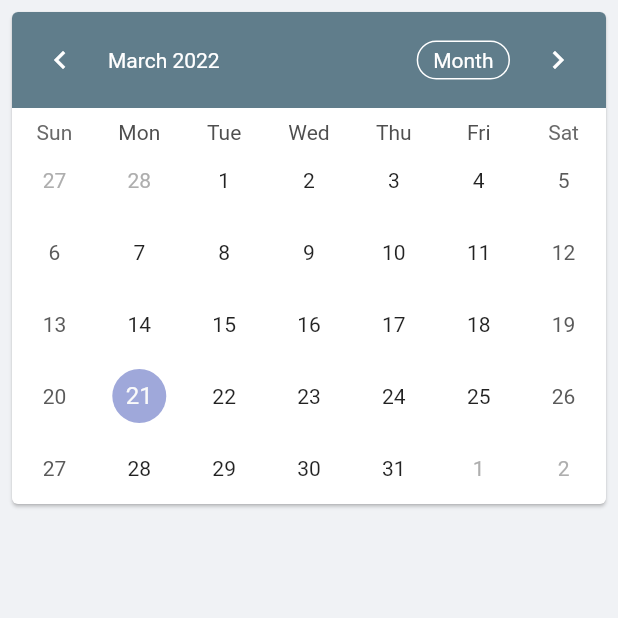
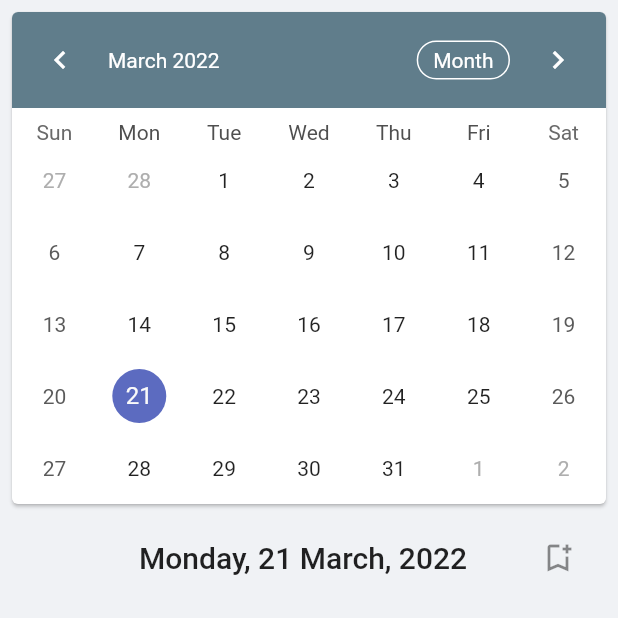
Before and after one commit to weiren-lee/Communify, a Flutter app: the Calendar screen opened directly with empty values, on a phone screen of 412 x 824 dp, the top half of it. Run offline on Flutter 3.47's test engine with Material 2 defaults, Android fonts, the phone set to English and light mode, and no system bars; drawn by our look-alikes of table_calendar; our stand-ins replace cached_network_image, cloud_firestore, firebase_auth, firebase_core, firebase_storage, flutter_form_builder and 4 more; missing offline and left inert: polls; accounts and stored records are empty.

```diff
--- a/lib/views/calendar.dart
+++ b/lib/views/calendar.dart
@@ -22,7 +22,7 @@ class Calendar extends StatefulWidget {
 class _CalendarState extends State<Calendar> {
   CalendarFormat _calendarFormat = CalendarFormat.month;
   DateTime _focusedDay = DateTime.now();
-  DateTime? _selectedDay;
+  DateTime? _selectedDay = DateTime.now();
   late Stream eventsStream;
   DatabaseService databaseService = DatabaseService();
   late LinkedHashMap<DateTime, List> _groupedEvents;
@@ -44,21 +44,10 @@ class _CalendarState extends State<Calendar> {
   _groupEvents(List events) {
     _groupedEvents = LinkedHashMap(equals: isSameDay, hashCode: getHashCode);
     for (var event in events) {
-      // print(_selectedDay?.millisecondsSinceEpoch);
-      // print(_groupedEvents[hashCode]);
-      // print(_groupedEvents[(int.parse(event['eventDatetime']))]);
       DateTime e = DateTime.parse(event['eventDatetime']);
       DateTime date = DateTime.utc(e.year, e.month, e.day, 12);
       if (_groupedEvents[date] == null) _groupedEvents[date] = [];
       _groupedEvents[date]?.add(event);
-
-      // if (event['eventDatetime'] == _selectedDay.toString().substring(0,23)) print('hello');
-      // print(DateTime.utc(int.parse(event['eventDatetime'])));
-
-      // DateTime date = DateTime.utc(event.date.year, event.date.month, event.date.day, 12);
-      // if (_groupedEvents[date] == null) _groupedEvents[date] = [];
-      // _groupedEvents[date]?.add(event);
-      // print(DateTime.fromMillisecondsSinceEpoch(int.parse(event['eventDatetime'])));
     }
   }
 
@@ -72,7 +61,6 @@ class _CalendarState extends State<Calendar> {
       body: StreamBuilder(
           stream: eventsStream,
           builder: (BuildContext context, AsyncSnapshot<dynamic> snapshot) {
-            // if (snapshot.hasData) {
             final events = snapshot.data.docs;
             _groupEvents(events);
             DateTime? selectedDate = _selectedDay;
@@ -193,7 +181,6 @@ class _CalendarState extends State<Calendar> {
                                 MaterialPageRoute(
                                     builder: (context) => EventDetails(
                                           event: _selectedEvents[index],
-                                              // snapshot.data.docs[index].data(),
                                           houseId: widget.houseId,
                                         )));
                           },
```
